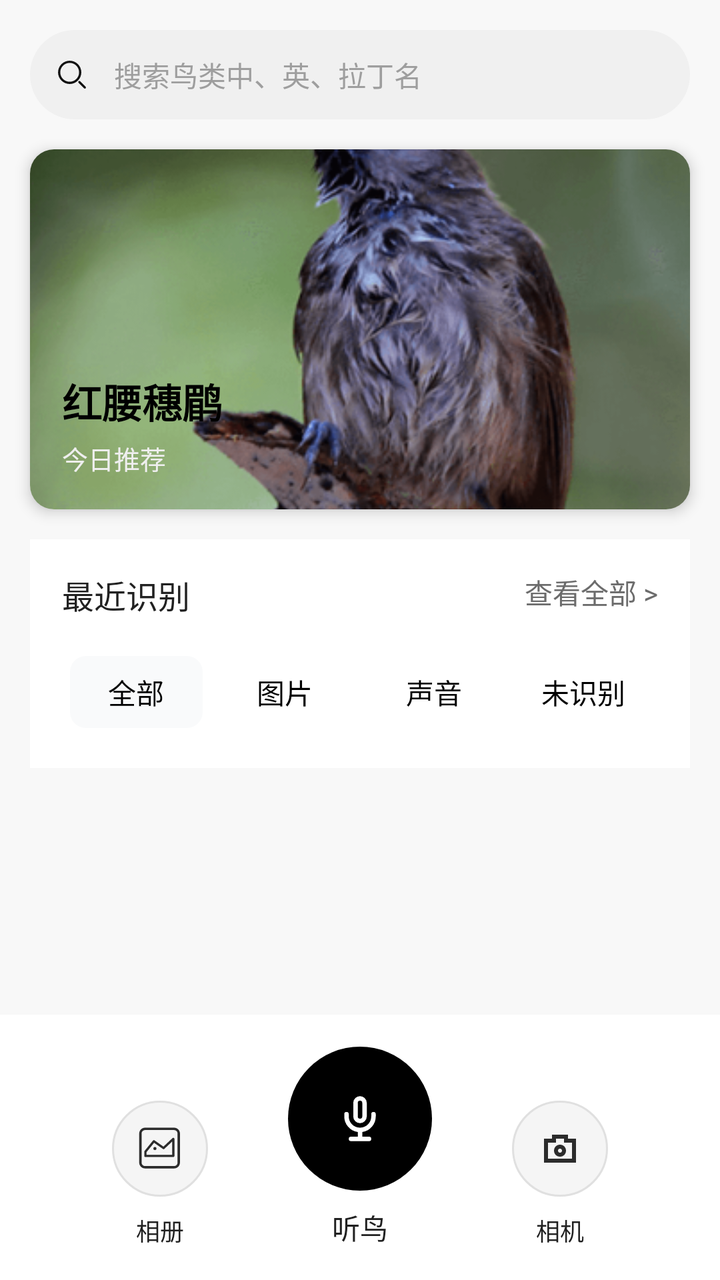
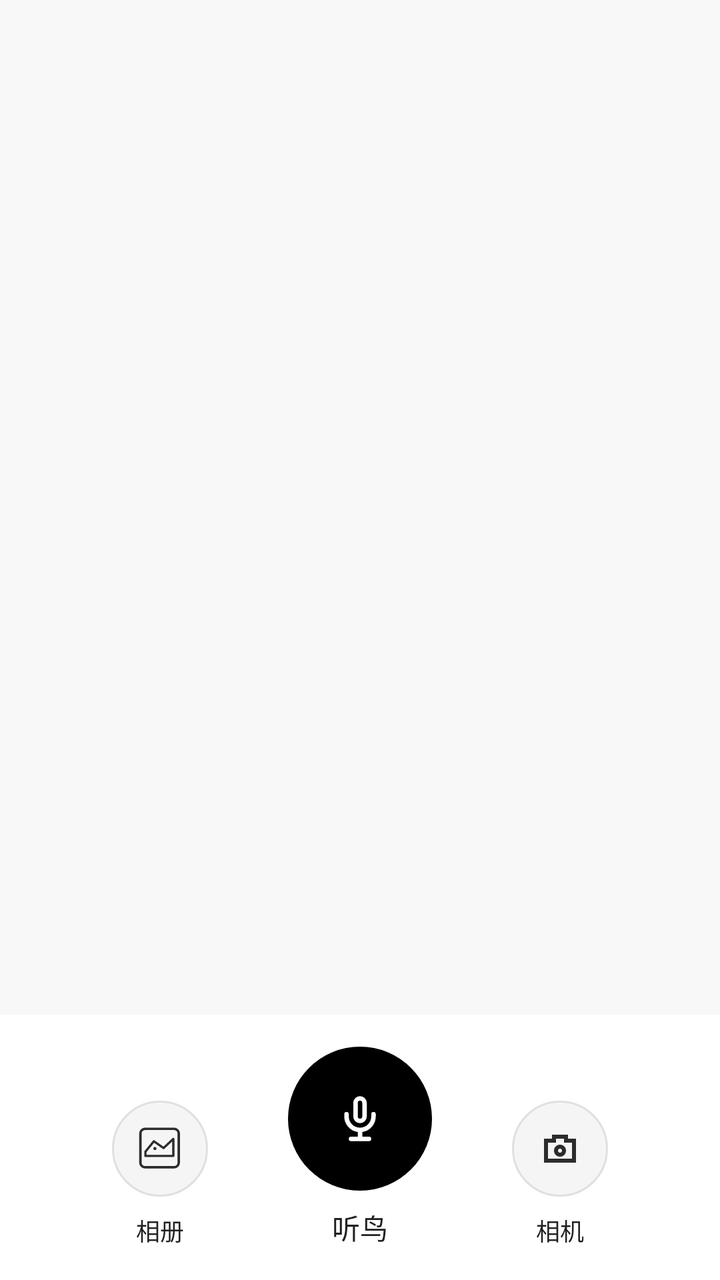

Compare the two renders of this Android layout. The source of the first and the diff that turns it into the second are given below.
<!-- AndroidManifest.xml: application theme Theme.KnowBird -->
<!-- res/layout/fragment_recognize.xml -->
<?xml version="1.0" encoding="utf-8"?>
<androidx.constraintlayout.widget.ConstraintLayout
    xmlns:android="http://schemas.android.com/apk/res/android"
    xmlns:app="http://schemas.android.com/apk/res-auto"
    android:layout_width="match_parent"
    android:layout_height="match_parent"
    android:background="#f8f8f8">

    
    <LinearLayout
        android:id="@+id/ll_search"
        android:layout_width="match_parent"
        android:layout_height="wrap_content"
        android:layout_margin="15dp"
        android:background="@drawable/bg_search"
        android:padding="12dp"
        android:orientation="horizontal"
        android:gravity="center_vertical"
        app:layout_constraintTop_toTopOf="parent"
        app:layout_constraintStart_toStartOf="parent"
        app:layout_constraintEnd_toEndOf="parent">

        <ImageView
            android:layout_width="18dp"
            android:layout_height="18dp"
            android:src="@drawable/ic_search" />

        <EditText
            android:layout_width="match_parent"
            android:layout_height="wrap_content"
            android:layout_marginStart="12dp"
            android:hint="搜索鸟类中、英、拉丁名"
            android:textSize="14sp"
            android:textColorHint="#9e9e9e"
            android:background="@null"
            android:maxLines="1"
            android:inputType="text" />

    </LinearLayout>

    
    <androidx.cardview.widget.CardView
        android:id="@+id/cv_recommend"
        android:layout_width="match_parent"
        android:layout_height="wrap_content"
        android:layout_margin="15dp"
        app:cardCornerRadius="12dp"
        app:cardElevation="4dp"
        app:layout_constraintTop_toBottomOf="@id/ll_search"
        app:layout_constraintStart_toStartOf="parent"
        app:layout_constraintEnd_toEndOf="parent">

        <RelativeLayout
            android:layout_width="match_parent"
            android:layout_height="180dp">

            <ImageView
                android:id="@+id/iv_recommend_bird"
                android:layout_width="match_parent"
                android:layout_height="match_parent"
                android:scaleType="centerCrop"
                android:src="@drawable/bird_sample" />

            <LinearLayout
                android:layout_width="wrap_content"
                android:layout_height="wrap_content"
                android:layout_alignParentBottom="true"
                android:layout_margin="16dp"
                android:orientation="vertical">

                <TextView
                    android:layout_width="wrap_content"
                    android:layout_height="wrap_content"
                    android:text="红腰穗鹛"
                    android:textSize="20sp"
                    android:textColor="#000000"
                    android:textStyle="bold" />

                <TextView
                    android:layout_width="wrap_content"
                    android:layout_height="wrap_content"
                    android:layout_marginTop="4dp"
                    android:text="今日推荐"
                    android:textSize="13sp"
                    android:textColor="#EFEFEF" />

            </LinearLayout>

        </RelativeLayout>

    </androidx.cardview.widget.CardView>

    
    <LinearLayout
        android:id="@+id/ll_recognize"
        android:layout_width="match_parent"
        android:layout_height="wrap_content"
        android:orientation="vertical"
        android:background="#ffffff"
        android:padding="16dp"
        android:layout_margin="15dp"
        app:layout_constraintTop_toBottomOf="@id/cv_recommend"
        app:layout_constraintStart_toStartOf="parent"
        app:layout_constraintEnd_toEndOf="parent">

        <RelativeLayout
            android:layout_width="match_parent"
            android:layout_height="wrap_content">

            <TextView
                android:layout_width="wrap_content"
                android:layout_height="wrap_content"
                android:text="最近识别"
                android:textSize="16sp"
                android:textColor="#212121" />

            <TextView
                android:id="@+id/tv_view_all"
                android:layout_width="wrap_content"
                android:layout_height="wrap_content"
                android:layout_alignParentRight="true"
                android:text="查看全部 >"
                android:textSize="14sp"
                android:textColor="#6C6C6C" />

        </RelativeLayout>

        <LinearLayout
            android:layout_width="match_parent"
            android:layout_height="wrap_content"
            android:layout_marginTop="15dp"
            android:orientation="horizontal">

            <TextView
                android:id="@+id/btn_all"
                style="@style/FilterButtonStyle"
                android:text="全部"
                android:background="@drawable/bg_filter_selected"
                android:textColor="@color/selected_color"/>

            <TextView
                android:id="@+id/btn_image"
                style="@style/FilterButtonStyle"
                android:text="图片"
                android:background="@drawable/bg_filter_unselected"
                android:textColor="@color/unselected_color"/>

            <TextView
                android:id="@+id/btn_audio"
                style="@style/FilterButtonStyle"
                android:text="声音"
                android:background="@drawable/bg_filter_unselected"
                android:textColor="@color/unselected_color"/>

            <TextView
                android:id="@+id/btn_unknown"
                style="@style/FilterButtonStyle"
                android:text="未识别"
                android:background="@drawable/bg_filter_unselected"
                android:textColor="@color/unselected_color"/>

        </LinearLayout>

    </LinearLayout>

    
    <androidx.recyclerview.widget.RecyclerView
        android:id="@+id/recyclerView"
        android:layout_width="match_parent"
        android:layout_height="0dp"
        android:layout_margin="15dp"
        app:layout_constraintTop_toBottomOf="@id/ll_recognize"
        app:layout_constraintBottom_toTopOf="@id/ll_bottom_bar"
        app:layout_constraintStart_toStartOf="parent"
        app:layout_constraintEnd_toEndOf="parent"/>

    
    <TextView
        android:id="@+id/tv_empty_hint"
        android:layout_width="match_parent"
        android:layout_height="wrap_content"
        android:visibility="gone"
        android:layout_margin="24dp"
        android:gravity="center"
        android:text="点击下方按钮，开始图片、声音识别鸟类~"
        android:textSize="14sp"
        android:textColor="#9e9e9e"
        app:layout_constraintTop_toBottomOf="@id/ll_recognize"
        app:layout_constraintBottom_toTopOf="@id/ll_bottom_bar"
        app:layout_constraintStart_toStartOf="parent"
        app:layout_constraintEnd_toEndOf="parent"/>

    
    <LinearLayout
        android:id="@+id/ll_bottom_bar"
        android:layout_width="match_parent"
        android:layout_height="wrap_content"
        android:background="#ffffff"
        android:padding="16dp"
        android:orientation="horizontal"
        android:gravity="bottom"
        app:layout_constraintBottom_toBottomOf="parent"
        app:layout_constraintStart_toStartOf="parent"
        app:layout_constraintEnd_toEndOf="parent">

        
        <LinearLayout
            android:id="@+id/ll_album"
            android:layout_width="0dp"
            android:layout_height="wrap_content"
            android:layout_weight="1"
            android:gravity="center"
            android:orientation="vertical"
            android:clickable="true"
            android:focusable="true">

            <ImageView
                android:layout_width="48dp"
                android:layout_height="48dp"
                android:background="@drawable/bg_circle_white"
                android:padding="12dp"
                android:src="@drawable/ic_album" />

            <TextView
                android:layout_width="wrap_content"
                android:layout_height="wrap_content"
                android:layout_marginTop="8dp"
                android:text="相册"
                android:textSize="12sp"
                android:textColor="#212121" />

        </LinearLayout>

        
        <LinearLayout
            android:id="@+id/ll_listen_bird"
            android:layout_width="wrap_content"
            android:layout_height="wrap_content"
            android:gravity="center"
            android:orientation="vertical"
            android:clickable="true"
            android:focusable="true">

            <ImageView
                android:layout_width="72dp"
                android:layout_height="72dp"
                android:background="@drawable/bg_circle_black"
                android:padding="18dp"
                android:src="@drawable/ic_mic" />

            <TextView
                android:layout_width="wrap_content"
                android:layout_height="wrap_content"
                android:layout_marginTop="8dp"
                android:text="听鸟"
                android:textSize="14sp"
                android:textColor="#212121" />

        </LinearLayout>

        
        <LinearLayout
            android:id="@+id/ll_camera"
            android:layout_width="0dp"
            android:layout_height="wrap_content"
            android:layout_weight="1"
            android:gravity="center"
            android:orientation="vertical"
            android:clickable="true"
            android:focusable="true">

            <ImageView
                android:layout_width="48dp"
                android:layout_height="48dp"
                android:background="@drawable/bg_circle_white"
                android:padding="12dp"
                android:src="@drawable/ic_camera" />

            <TextView
                android:layout_width="wrap_content"
                android:layout_height="wrap_content"
                android:layout_marginTop="8dp"
                android:text="相机"
                android:textSize="12sp"
                android:textColor="#212121" />

        </LinearLayout>

    </LinearLayout>

</androidx.constraintlayout.widget.ConstraintLayout>
<!-- resources referenced by this layout -->
<resources>
  <color name="selected_color">#000000</color>
  <color name="unselected_color">#000000</color>
  <!-- drawable bg_circle_black (drawable) -->
  <shape xmlns:android="http://schemas.android.com/apk/res/android"
      android:shape="oval">
      <solid android:color="#000000" />
  </shape>
  <!-- drawable bg_circle_white (drawable) -->
  <shape xmlns:android="http://schemas.android.com/apk/res/android"
      android:shape="oval">
      <solid android:color="#f5f5f5" />
      <stroke
          android:width="1dp"
          android:color="#e0e0e0" />
  </shape>
  <!-- drawable bg_filter_selected (drawable) -->
  <shape xmlns:android="http://schemas.android.com/apk/res/android"
      android:shape="rectangle">
      <solid android:color="@color/filter_selected_bg"/>
      <corners android:radius="8dp"/>
  </shape>
  <!-- drawable bg_filter_unselected (drawable) -->
  <shape xmlns:android="http://schemas.android.com/apk/res/android"
      android:shape="rectangle">
      <solid android:color="@color/filter_unselected_bg"/>
      <corners android:radius="8dp"/>
  </shape>
  <!-- drawable bg_search (drawable) -->
  <shape xmlns:android="http://schemas.android.com/apk/res/android"
      android:shape="rectangle">
      <solid android:color="#f0f0f0" />
      <corners android:radius="24dp" />
  </shape>
  <!-- drawable bird_sample: png bitmap (drawable, 204731 bytes) -->
  <!-- drawable ic_search (drawable) -->
  <vector xmlns:android="http://schemas.android.com/apk/res/android" android:autoMirrored="true" android:height="200dp" android:viewportHeight="1024" android:viewportWidth="1024" android:width="200dp">
        
      <path android:fillColor="#101010" android:pathData="M446.1,177.5c137.6,0.2 252.6,104.6 266.2,241.5 13.6,136.9 -78.8,261.8 -213.6,289 -134.9,27.2 -268.4,-52.2 -308.9,-183.6s25,-272.3 151.7,-325.8A267.2,267.2 0,0 1,446.1 177.5m0,-62.1c-182.8,0 -331,148.2 -331,331s148.2,331 331,331 331,-148.2 331,-331 -148.2,-331 -331,-331zM877.4,908.8a30.8,30.8 0,0 1,-21.9 -9.1l-157.2,-157.2c-11.8,-12.2 -11.6,-31.5 0.4,-43.5 12,-12 31.3,-12.1 43.5,-0.4l157.2,157.2a31,31 0,0 1,6.7 33.8,31 31,0 0,1 -28.7,19.2zM877.4,908.8"/>
      
  </vector>
  <style name="FilterButtonStyle">
          <item name="android:layout_width">0dp</item>
          <item name="android:layout_height">36dp</item>
          <item name="android:layout_weight">1</item>
          <item name="android:layout_margin">4dp</item>
          <item name="android:gravity">center</item>
          <item name="android:textSize">14sp</item>
          <item name="android:clickable">true</item>
      </style>
  <style name="Theme.KnowBird" parent="Base.Theme.KnowBird" />
  <color name="filter_selected_bg">#F9FAFB</color>
  <color name="filter_unselected_bg">#FFFFFF</color>
  <style name="Base.Theme.KnowBird" parent="Theme.Material3.DayNight.NoActionBar">
          
          <item name="android:statusBarColor">#f8f8f8</item>
  
          <item name="android:windowTranslucentStatus">false</item>
          <item name="android:windowTranslucentNavigation">false</item>
  
          
          <item name="android:windowDrawsSystemBarBackgrounds">true</item>
  
          <item name="android:windowLightStatusBar">true</item>
          <item name="android:windowLightNavigationBar">true</item>
          <item name="android:navigationBarColor">#f8f8f8</item>
  
          
          <item name="android:windowBackground">#f8f8f8</item>
      </style>
  <!-- unchanged entries left out for length: 3 -->
</resources>

<!-- the commit's change to res/layout/fragment_recognize.xml (unified diff, before → after) -->
@@ -7,185 +7,11 @@
     android:background="#f8f8f8">
 
     
-    <LinearLayout
-        android:id="@+id/ll_search"
-        android:layout_width="match_parent"
-        android:layout_height="wrap_content"
-        android:layout_margin="15dp"
-        android:background="@drawable/bg_search"
-        android:padding="12dp"
-        android:orientation="horizontal"
-        android:gravity="center_vertical"
-        app:layout_constraintTop_toTopOf="parent"
-        app:layout_constraintStart_toStartOf="parent"
-        app:layout_constraintEnd_toEndOf="parent">
-
-        <ImageView
-            android:layout_width="18dp"
-            android:layout_height="18dp"
-            android:src="@drawable/ic_search" />
-
-        <EditText
-            android:layout_width="match_parent"
-            android:layout_height="wrap_content"
-            android:layout_marginStart="12dp"
-            android:hint="搜索鸟类中、英、拉丁名"
-            android:textSize="14sp"
-            android:textColorHint="#9e9e9e"
-            android:background="@null"
-            android:maxLines="1"
-            android:inputType="text" />
-
-    </LinearLayout>
-
-    
-    <androidx.cardview.widget.CardView
-        android:id="@+id/cv_recommend"
-        android:layout_width="match_parent"
-        android:layout_height="wrap_content"
-        android:layout_margin="15dp"
-        app:cardCornerRadius="12dp"
-        app:cardElevation="4dp"
-        app:layout_constraintTop_toBottomOf="@id/ll_search"
-        app:layout_constraintStart_toStartOf="parent"
-        app:layout_constraintEnd_toEndOf="parent">
-
-        <RelativeLayout
-            android:layout_width="match_parent"
-            android:layout_height="180dp">
-
-            <ImageView
-                android:id="@+id/iv_recommend_bird"
-                android:layout_width="match_parent"
-                android:layout_height="match_parent"
-                android:scaleType="centerCrop"
-                android:src="@drawable/bird_sample" />
-
-            <LinearLayout
-                android:layout_width="wrap_content"
-                android:layout_height="wrap_content"
-                android:layout_alignParentBottom="true"
-                android:layout_margin="16dp"
-                android:orientation="vertical">
-
-                <TextView
-                    android:layout_width="wrap_content"
-                    android:layout_height="wrap_content"
-                    android:text="红腰穗鹛"
-                    android:textSize="20sp"
-                    android:textColor="#000000"
-                    android:textStyle="bold" />
-
-                <TextView
-                    android:layout_width="wrap_content"
-                    android:layout_height="wrap_content"
-                    android:layout_marginTop="4dp"
-                    android:text="今日推荐"
-                    android:textSize="13sp"
-                    android:textColor="#EFEFEF" />
-
-            </LinearLayout>
-
-        </RelativeLayout>
-
-    </androidx.cardview.widget.CardView>
-
-    
-    <LinearLayout
-        android:id="@+id/ll_recognize"
-        android:layout_width="match_parent"
-        android:layout_height="wrap_content"
-        android:orientation="vertical"
-        android:background="#ffffff"
-        android:padding="16dp"
-        android:layout_margin="15dp"
-        app:layout_constraintTop_toBottomOf="@id/cv_recommend"
-        app:layout_constraintStart_toStartOf="parent"
-        app:layout_constraintEnd_toEndOf="parent">
-
-        <RelativeLayout
-            android:layout_width="match_parent"
-            android:layout_height="wrap_content">
-
-            <TextView
-                android:layout_width="wrap_content"
-                android:layout_height="wrap_content"
-                android:text="最近识别"
-                android:textSize="16sp"
-                android:textColor="#212121" />
-
-            <TextView
-                android:id="@+id/tv_view_all"
-                android:layout_width="wrap_content"
-                android:layout_height="wrap_content"
-                android:layout_alignParentRight="true"
-                android:text="查看全部 >"
-                android:textSize="14sp"
-                android:textColor="#6C6C6C" />
-
-        </RelativeLayout>
-
-        <LinearLayout
-            android:layout_width="match_parent"
-            android:layout_height="wrap_content"
-            android:layout_marginTop="15dp"
-            android:orientation="horizontal">
-
-            <TextView
-                android:id="@+id/btn_all"
-                style="@style/FilterButtonStyle"
-                android:text="全部"
-                android:background="@drawable/bg_filter_selected"
-                android:textColor="@color/selected_color"/>
-
-            <TextView
-                android:id="@+id/btn_image"
-                style="@style/FilterButtonStyle"
-                android:text="图片"
-                android:background="@drawable/bg_filter_unselected"
-                android:textColor="@color/unselected_color"/>
-
-            <TextView
-                android:id="@+id/btn_audio"
-                style="@style/FilterButtonStyle"
-                android:text="声音"
-                android:background="@drawable/bg_filter_unselected"
-                android:textColor="@color/unselected_color"/>
-
-            <TextView
-                android:id="@+id/btn_unknown"
-                style="@style/FilterButtonStyle"
-                android:text="未识别"
-                android:background="@drawable/bg_filter_unselected"
-                android:textColor="@color/unselected_color"/>
-
-        </LinearLayout>
-
-    </LinearLayout>
-
-    
     <androidx.recyclerview.widget.RecyclerView
         android:id="@+id/recyclerView"
         android:layout_width="match_parent"
         android:layout_height="0dp"
-        android:layout_margin="15dp"
-        app:layout_constraintTop_toBottomOf="@id/ll_recognize"
-        app:layout_constraintBottom_toTopOf="@id/ll_bottom_bar"
-        app:layout_constraintStart_toStartOf="parent"
-        app:layout_constraintEnd_toEndOf="parent"/>
-
-    
-    <TextView
-        android:id="@+id/tv_empty_hint"
-        android:layout_width="match_parent"
-        android:layout_height="wrap_content"
-        android:visibility="gone"
-        android:layout_margin="24dp"
-        android:gravity="center"
-        android:text="点击下方按钮，开始图片、声音识别鸟类~"
-        android:textSize="14sp"
-        android:textColor="#9e9e9e"
-        app:layout_constraintTop_toBottomOf="@id/ll_recognize"
+        app:layout_constraintTop_toTopOf="parent"
         app:layout_constraintBottom_toTopOf="@id/ll_bottom_bar"
         app:layout_constraintStart_toStartOf="parent"
         app:layout_constraintEnd_toEndOf="parent"/>
<!-- resource entries referenced after the edit -->
@@ -1,7 +1,5 @@
 <!-- resources referenced by this layout -->
 <resources>
-  <color name="selected_color">#000000</color>
-  <color name="unselected_color">#000000</color>
   <!-- drawable bg_circle_black (drawable) -->
   <shape xmlns:android="http://schemas.android.com/apk/res/android"
       android:shape="oval">
@@ -15,43 +13,7 @@
           android:width="1dp"
           android:color="#e0e0e0" />
   </shape>
-  <!-- drawable bg_filter_selected (drawable) -->
-  <shape xmlns:android="http://schemas.android.com/apk/res/android"
-      android:shape="rectangle">
-      <solid android:color="@color/filter_selected_bg"/>
-      <corners android:radius="8dp"/>
-  </shape>
-  <!-- drawable bg_filter_unselected (drawable) -->
-  <shape xmlns:android="http://schemas.android.com/apk/res/android"
-      android:shape="rectangle">
-      <solid android:color="@color/filter_unselected_bg"/>
-      <corners android:radius="8dp"/>
-  </shape>
-  <!-- drawable bg_search (drawable) -->
-  <shape xmlns:android="http://schemas.android.com/apk/res/android"
-      android:shape="rectangle">
-      <solid android:color="#f0f0f0" />
-      <corners android:radius="24dp" />
-  </shape>
-  <!-- drawable bird_sample: png bitmap (drawable, 204731 bytes) -->
-  <!-- drawable ic_search (drawable) -->
-  <vector xmlns:android="http://schemas.android.com/apk/res/android" android:autoMirrored="true" android:height="200dp" android:viewportHeight="1024" android:viewportWidth="1024" android:width="200dp">
-        
-      <path android:fillColor="#101010" android:pathData="M446.1,177.5c137.6,0.2 252.6,104.6 266.2,241.5 13.6,136.9 -78.8,261.8 -213.6,289 -134.9,27.2 -268.4,-52.2 -308.9,-183.6s25,-272.3 151.7,-325.8A267.2,267.2 0,0 1,446.1 177.5m0,-62.1c-182.8,0 -331,148.2 -331,331s148.2,331 331,331 331,-148.2 331,-331 -148.2,-331 -331,-331zM877.4,908.8a30.8,30.8 0,0 1,-21.9 -9.1l-157.2,-157.2c-11.8,-12.2 -11.6,-31.5 0.4,-43.5 12,-12 31.3,-12.1 43.5,-0.4l157.2,157.2a31,31 0,0 1,6.7 33.8,31 31,0 0,1 -28.7,19.2zM877.4,908.8"/>
-      
-  </vector>
-  <style name="FilterButtonStyle">
-          <item name="android:layout_width">0dp</item>
-          <item name="android:layout_height">36dp</item>
-          <item name="android:layout_weight">1</item>
-          <item name="android:layout_margin">4dp</item>
-          <item name="android:gravity">center</item>
-          <item name="android:textSize">14sp</item>
-          <item name="android:clickable">true</item>
-      </style>
   <style name="Theme.KnowBird" parent="Base.Theme.KnowBird" />
-  <color name="filter_selected_bg">#F9FAFB</color>
-  <color name="filter_unselected_bg">#FFFFFF</color>
   <style name="Base.Theme.KnowBird" parent="Theme.Material3.DayNight.NoActionBar">
           
           <item name="android:statusBarColor">#f8f8f8</item>
